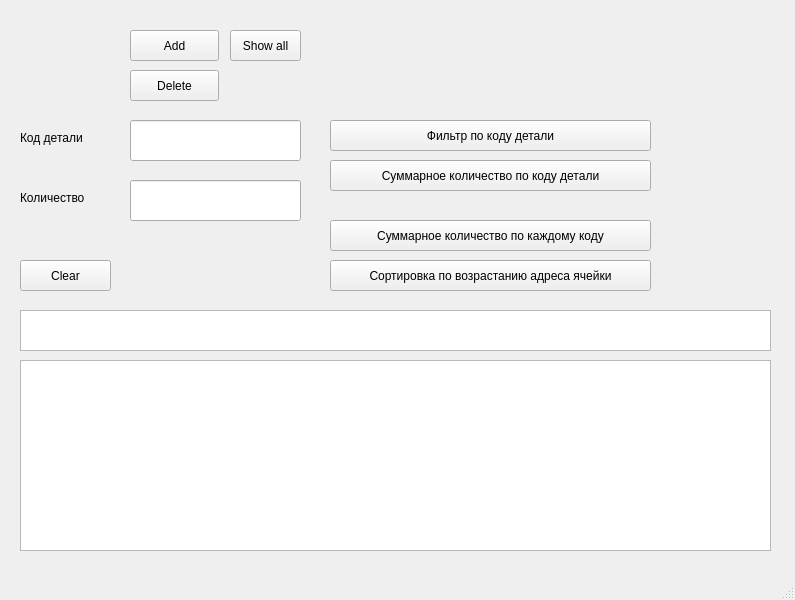
Old version of the form mainwindow.ui in the repository EduardAleksandrov/bmstu-4sem-fse-v1.
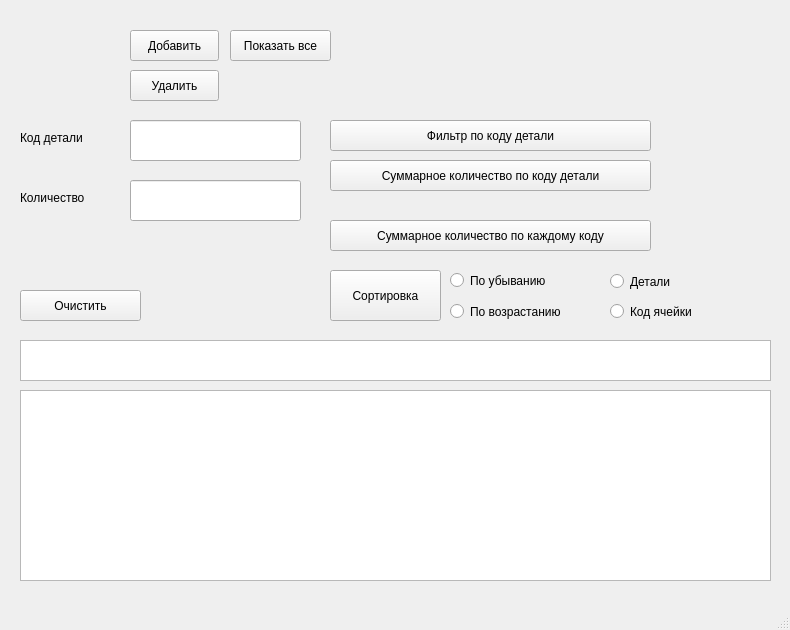
New version of the form.

```diff
--- a/mainwindow.ui
+++ b/mainwindow.ui
@@ -6,8 +6,8 @@
    <rect>
     <x>0</x>
     <y>0</y>
-    <width>795</width>
-    <height>600</height>
+    <width>790</width>
+    <height>630</height>
    </rect>
   </property>
   <property name="windowTitle">
@@ -18,7 +18,7 @@
     <property name="geometry">
      <rect>
       <x>20</x>
-      <y>360</y>
+      <y>390</y>
       <width>751</width>
       <height>191</height>
      </rect>
@@ -34,7 +34,7 @@
      </rect>
     </property>
     <property name="text">
-     <string>Add</string>
+     <string>Добавить</string>
     </property>
    </widget>
    <widget class="QPushButton" name="pushButton_delete">
@@ -47,7 +47,7 @@
      </rect>
     </property>
     <property name="text">
-     <string>Delete</string>
+     <string>Удалить</string>
     </property>
    </widget>
    <widget class="QPushButton" name="pushButton_show">
@@ -55,12 +55,12 @@
      <rect>
       <x>230</x>
       <y>30</y>
-      <width>71</width>
+      <width>101</width>
       <height>31</height>
      </rect>
     </property>
     <property name="text">
-     <string>Show all</string>
+     <string>Показать все</string>
     </property>
    </widget>
    <widget class="QLineEdit" name="lineEdit">
@@ -87,20 +87,20 @@
     <property name="geometry">
      <rect>
       <x>20</x>
-      <y>260</y>
-      <width>91</width>
+      <y>290</y>
+      <width>121</width>
       <height>31</height>
      </rect>
     </property>
     <property name="text">
-     <string>Clear</string>
+     <string>Очистить</string>
     </property>
    </widget>
    <widget class="QListWidget" name="listWidget">
     <property name="geometry">
      <rect>
       <x>20</x>
-      <y>310</y>
+      <y>340</y>
       <width>751</width>
       <height>41</height>
      </rect>
@@ -175,15 +175,79 @@
     <property name="geometry">
      <rect>
       <x>330</x>
-      <y>260</y>
-      <width>321</width>
-      <height>31</height>
+      <y>270</y>
+      <width>111</width>
+      <height>51</height>
      </rect>
     </property>
     <property name="text">
-     <string>Сортировка по возрастанию адреса ячейки</string>
+     <string>Сортировка</string>
     </property>
    </widget>
+   <widget class="QRadioButton" name="radioButton">
+    <property name="geometry">
+     <rect>
+      <x>610</x>
+      <y>270</y>
+      <width>112</width>
+      <height>23</height>
+     </rect>
+    </property>
+    <property name="text">
+     <string>Детали</string>
+    </property>
+    <attribute name="buttonGroup">
+     <string notr="true">buttonGroup</string>
+    </attribute>
+   </widget>
+   <widget class="QRadioButton" name="radioButton_2">
+    <property name="geometry">
+     <rect>
+      <x>610</x>
+      <y>300</y>
+      <width>131</width>
+      <height>23</height>
+     </rect>
+    </property>
+    <property name="text">
+     <string>Код ячейки</string>
+    </property>
+    <attribute name="buttonGroup">
+     <string notr="true">buttonGroup</string>
+    </attribute>
+   </widget>
+   <widget class="QRadioButton" name="radioButton_3">
+    <property name="geometry">
+     <rect>
+      <x>450</x>
+      <y>270</y>
+      <width>121</width>
+      <height>21</height>
+     </rect>
+    </property>
+    <property name="text">
+     <string>По убыванию</string>
+    </property>
+    <attribute name="buttonGroup">
+     <string notr="true">buttonGroup_2</string>
+    </attribute>
+   </widget>
+   <widget class="QRadioButton" name="radioButton_4">
+    <property name="geometry">
+     <rect>
+      <x>450</x>
+      <y>300</y>
+      <width>141</width>
+      <height>23</height>
+     </rect>
+    </property>
+    <property name="text">
+     <string>По возрастанию</string>
+    </property>
+    <attribute name="buttonGroup">
+     <string notr="true">buttonGroup_2</string>
+    </attribute>
+   </widget>
   </widget>
   <widget class="QMenuBar" name="menubar">
    <property name="geometry">
```
Left out of the diff: 8 changed lines with no effect on the pictures.
